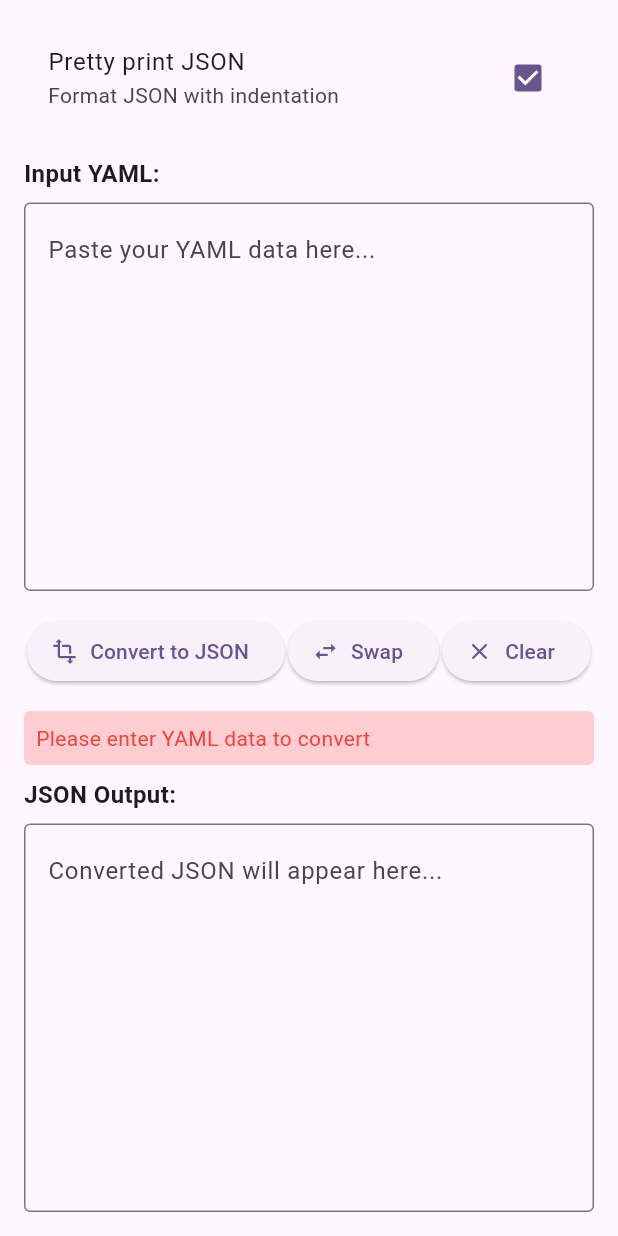
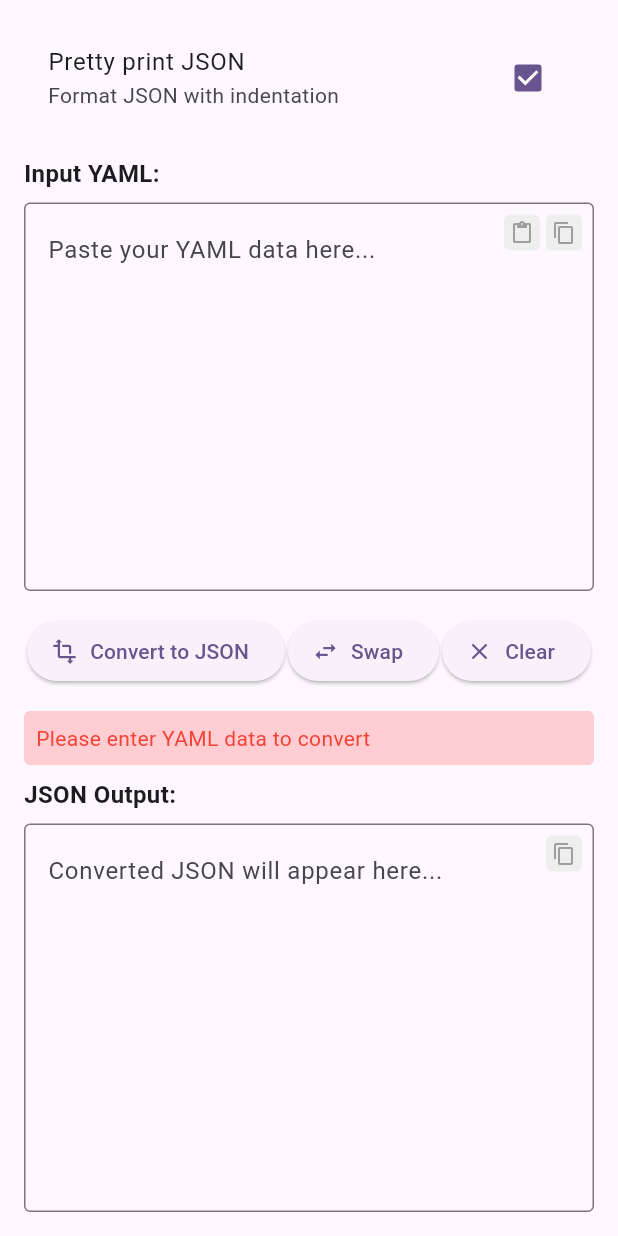
Before and after one commit to sutanto1010/devtools, a Flutter app: the YamlToJsonScreen screen opened directly, after a tap on "Convert to JSON", on a phone screen of 412 x 824 dp. Run offline on Flutter 3.47's test engine with Material 3 defaults, Android fonts, the phone set to English and light mode, and no system bars; our stand-ins replace file_picker, package_info_plus, sqflite, webview_flutter, yaml; missing offline and left inert: encrypt, network_tools, openpgp, pro_image_editor, screen_capturer, super_clipboard and 3 more; accounts and stored records are empty.

Commit message:
feat(yaml-to-json): add copy/paste functionality to text fields
Add clipboard operations to input and output fields for easier data handling

```diff
--- a/lib/screens/yaml_to_json_screen.dart
+++ b/lib/screens/yaml_to_json_screen.dart
@@ -1,4 +1,5 @@
 import 'package:flutter/material.dart';
+import 'package:flutter/services.dart';
 import 'package:yaml/yaml.dart';
 import 'dart:convert';
 
@@ -213,6 +214,101 @@ class _YamlToJsonScreenState extends State<YamlToJsonScreen> {
     });
   }
 
+  void _copyToClipboard(String text, String type) async {
+    await Clipboard.setData(ClipboardData(text: text));
+    if (mounted) {
+      ScaffoldMessenger.of(context).showSnackBar(
+        SnackBar(
+          content: Text('$type copied to clipboard'),
+          duration: const Duration(seconds: 2),
+        ),
+      );
+    }
+  }
+
+  void _pasteFromClipboard() async {
+    final clipboardData = await Clipboard.getData('text/plain');
+    if (clipboardData?.text != null) {
+      setState(() {
+        _inputController.text = clipboardData!.text!;
+      });
+    }
+  }
+
+  Widget _buildTextFieldWithOverlay({
+    required TextEditingController controller,
+    required String hintText,
+    required bool isInput,
+  }) {
+    return Stack(
+      children: [
+        TextField(
+          controller: controller,
+          maxLines: null,
+          expands: true,
+          readOnly: !isInput,
+          decoration: InputDecoration(
+            border: const OutlineInputBorder(),
+            hintText: hintText,
+          ),
+          textAlignVertical: TextAlignVertical.top,
+        ),
+        Positioned(
+          top: 8,
+          right: 8,
+          child: Row(
+            mainAxisSize: MainAxisSize.min,
+            children: [
+              if (isInput)
+                Tooltip(
+                  message: 'Paste from clipboard',
+                  child: Material(
+                    color: Colors.grey.shade200,
+                    borderRadius: BorderRadius.circular(4),
+                    child: InkWell(
+                      borderRadius: BorderRadius.circular(4),
+                      onTap: _pasteFromClipboard,
+                      child: const Padding(
+                        padding: EdgeInsets.all(4),
+                        child: Icon(
+                          Icons.paste,
+                          size: 16,
+                          color: Colors.grey,
+                        ),
+                      ),
+                    ),
+                  ),
+                ),
+              if (isInput) const SizedBox(width: 4),
+              Tooltip(
+                message: isInput ? 'Copy input' : 'Copy output',
+                child: Material(
+                  color: Colors.grey.shade200,
+                  borderRadius: BorderRadius.circular(4),
+                  child: InkWell(
+                    borderRadius: BorderRadius.circular(4),
+                    onTap: () => _copyToClipboard(
+                      controller.text,
+                      isInput ? 'Input' : 'Output',
+                    ),
+                    child: const Padding(
+                      padding: EdgeInsets.all(4),
+                      child: Icon(
+                        Icons.copy,
+                        size: 16,
+                        color: Colors.grey,
+                      ),
+                    ),
+                  ),
+                ),
+              ),
+            ],
+          ),
+        ),
+      ],
+    );
+  }
+
   @override
   Widget build(BuildContext context) {
     return Scaffold(
@@ -248,17 +344,12 @@ class _YamlToJsonScreenState extends State<YamlToJsonScreen> {
             const SizedBox(height: 8),
             Expanded(
               flex: 2,
-              child: TextField(
+              child: _buildTextFieldWithOverlay(
                 controller: _inputController,
-                maxLines: null,
-                expands: true,
-                decoration: InputDecoration(
-                  border: const OutlineInputBorder(),
                 hintText: _isYamlToJson
                     ? 'Paste your YAML data here...'
                     : 'Paste your JSON data here...',
-                ),
-                textAlignVertical: TextAlignVertical.top,
+                isInput: true,
               ),
             ),
             const SizedBox(height: 16),
@@ -309,18 +400,12 @@ class _YamlToJsonScreenState extends State<YamlToJsonScreen> {
             const SizedBox(height: 8),
             Expanded(
               flex: 2,
-              child: TextField(
+              child: _buildTextFieldWithOverlay(
                 controller: _outputController,
-                maxLines: null,
-                expands: true,
-                readOnly: true,
-                decoration: InputDecoration(
-                  border: const OutlineInputBorder(),
                 hintText: _isYamlToJson
                     ? 'Converted JSON will appear here...'
                     : 'Converted YAML will appear here...',
-                ),
-                textAlignVertical: TextAlignVertical.top,
+                isInput: false,
               ),
             ),
           ],
```
Lines whose indentation alone changed are shown as unchanged.
